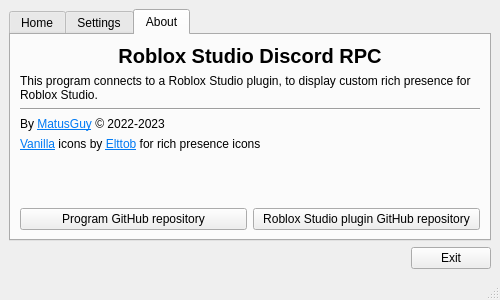
Above: interface/mainwindow.ui from RobloxStudio-DiscordRPC/RPC-Client before the change. Below: the same form after it.
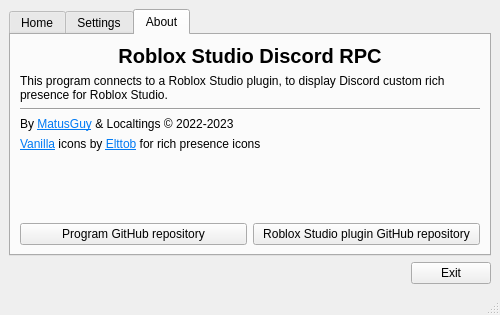
That is the form after the change. The open tabs and pages were chosen to show the change.

Commit message: Added localt to about and fixed description

```diff
--- a/interface/mainwindow.ui
+++ b/interface/mainwindow.ui
@@ -7,7 +7,7 @@
     <x>0</x>
     <y>0</y>
     <width>500</width>
-    <height>300</height>
+    <height>315</height>
    </rect>
   </property>
   <property name="windowTitle">
@@ -163,7 +163,7 @@
            </sizepolicy>
           </property>
           <property name="text">
-           <string>This program connects to a Roblox Studio plugin, to display custom rich presence for Roblox Studio.</string>
+           <string>This program connects to a Roblox Studio plugin, to display Discord custom rich presence for Roblox Studio.</string>
           </property>
           <property name="wordWrap">
            <bool>true</bool>
@@ -173,7 +173,7 @@
         <item row="3" column="0">
          <widget class="QLabel" name="copyright">
           <property name="text">
-           <string>&lt;html&gt;&lt;head/&gt;&lt;body&gt;&lt;p&gt;By &lt;a href=&quot;https://github.com/MatusGuy&quot;&gt;&lt;span style=&quot; text-decoration: underline; color:#007af4;&quot;&gt;MatusGuy&lt;/span&gt;&lt;/a&gt; © 2022-2023&lt;/p&gt;&lt;/body&gt;&lt;/html&gt;</string>
+           <string>&lt;html&gt;&lt;head/&gt;&lt;body&gt;&lt;p&gt;By &lt;a href=&quot;https://github.com/MatusGuy&quot;&gt;&lt;span style=&quot; text-decoration: underline; color:#007af4;&quot;&gt;MatusGuy&lt;/span&gt;&lt;/a&gt; &amp;amp; Localtings © 2022-2023&lt;/p&gt;&lt;/body&gt;&lt;/html&gt;</string>
           </property>
          </widget>
         </item>
```
